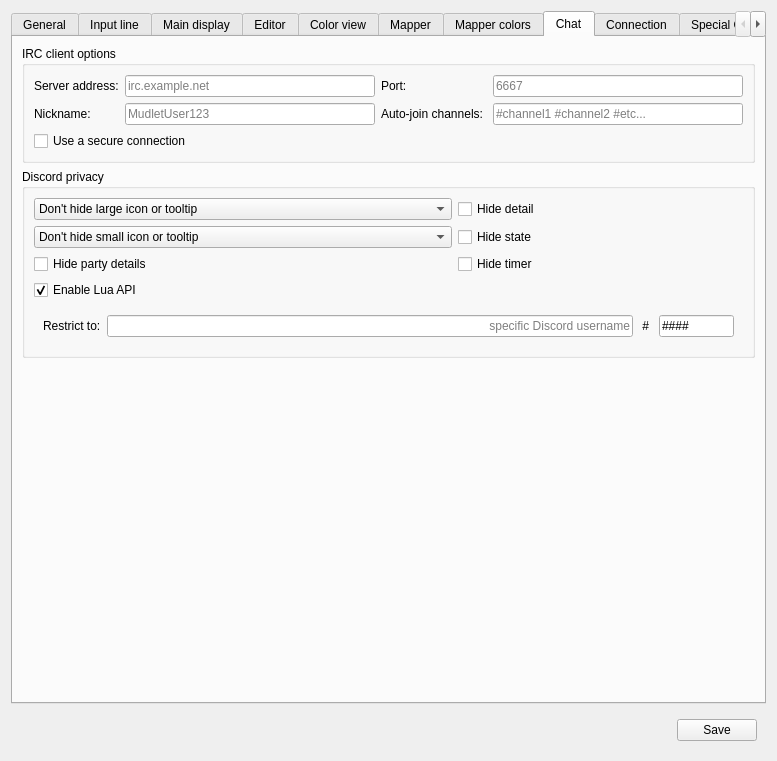
Old version of the form src/ui/profile_preferences.ui in the repository Mudlet/Mudlet.
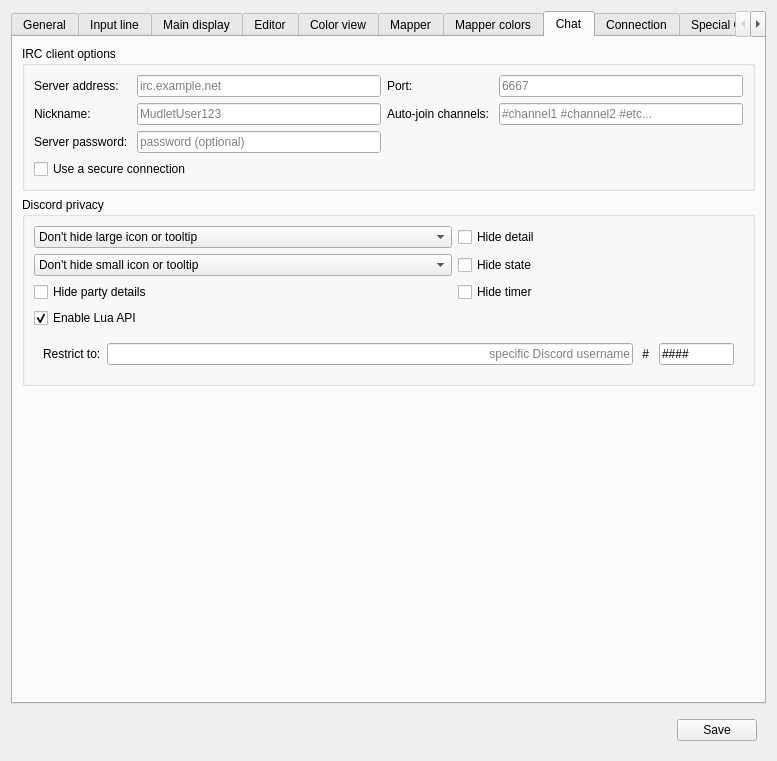
New version of the form. The open tabs and pages were chosen to show the change. Icons and pictures are not drawn. Custom widgets are drawn as their Qt base class.

Commit message: add IRC server password

Diff of the .ui file:
```diff
--- a/src/ui/profile_preferences.ui
+++ b/src/ui/profile_preferences.ui
@@ -2716,7 +2716,24 @@
             </property>
            </widget>
           </item>
-          <item row="2" column="0" colspan="2">
+          <item row="2" column="0">
+           <widget class="QLabel" name="lblIrcPassword">
+            <property name="text">
+             <string>Server password: </string>
+            </property>
+           </widget>
+          </item>
+          <item row="2" column="1">
+           <widget class="QLineEdit" name="ircPassword">
+            <property name="echoMode">
+             <enum>QLineEdit::Password</enum>
+            </property>
+            <property name="placeholderText">
+             <string>password (optional)</string>
+            </property>
+           </widget>
+          </item>
+          <item row="3" column="0" colspan="2">
            <widget class="QCheckBox" name="ircHostSecure">
             <property name="toolTip">
              <string>&lt;p&gt;TLS/SSL is usually on port 6697. IRC networks often use a &lt;b&gt;+&lt;/b&gt; when listing secure ports offered.&lt;/p&gt;</string>
```
The commit also changes 3 other files.
